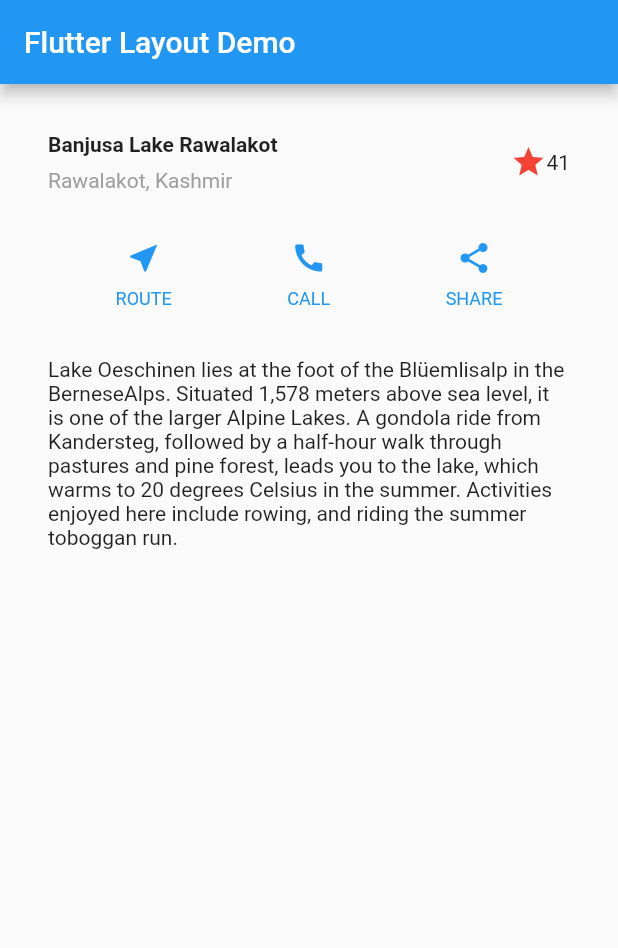
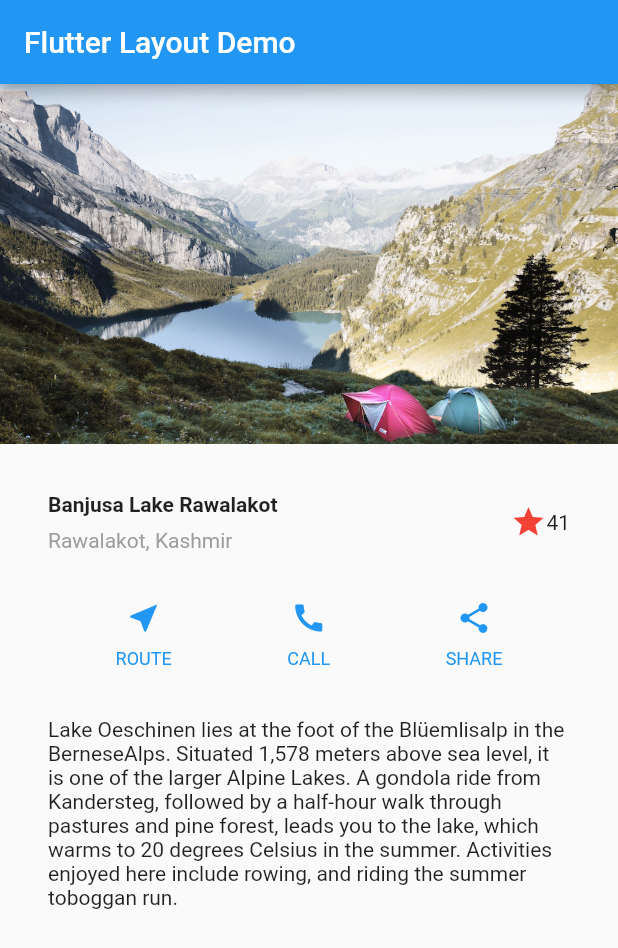
Before and after one commit to ameernormie/flutter-layout, a Flutter app: the screen it shows after launch, on a phone screen of 412 x 824 dp. Shown: the top 948 px of the screen. Run offline on Flutter 3.47's test engine with Material 2 defaults, Android fonts, the phone set to English and light mode, and no system bars.

Commit message:
chore: add image section in layout

```diff
--- a/lib/main.dart
+++ b/lib/main.dart
@@ -80,7 +80,17 @@ class MyApp extends StatelessWidget {
             title: Text('Flutter Layout Demo'),
           ),
           body: ListView(
-            children: <Widget>[titleSection, buttonSection, textSection],
+            children: <Widget>[
+              Image.asset(
+                'images/lake.jpg',
+                width: 600,
+                height: 240,
+                fit: BoxFit.cover,
+              ),
+              titleSection,
+              buttonSection,
+              textSection
+            ],
           ),
         ));
   }
```
